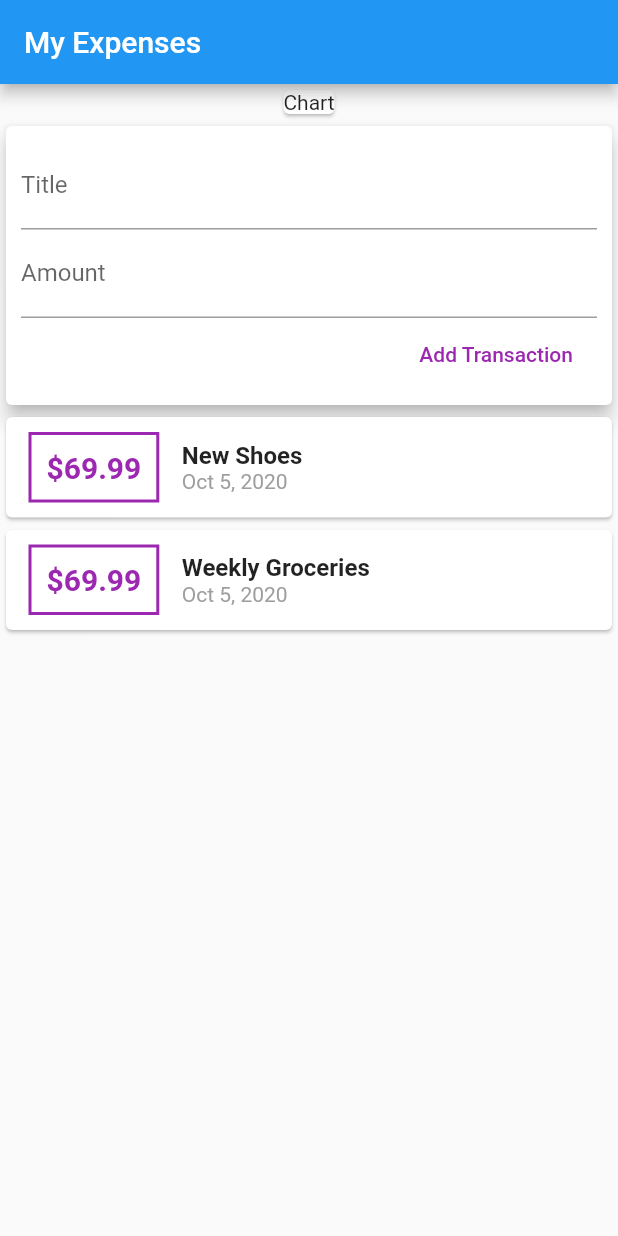
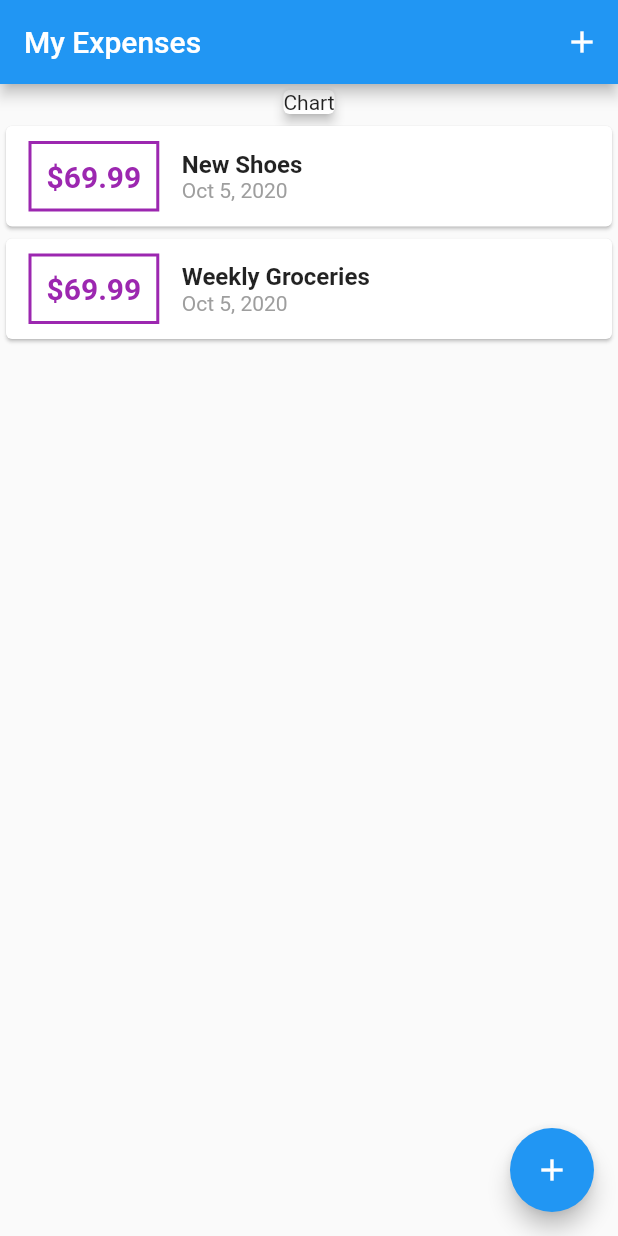
Before and after one commit to talhaSaqib/Flutter-Academind-Practice, a Flutter app: the screen it shows after launch, on a phone screen of 412 x 824 dp. Run offline on Flutter 3.47's test engine with Material 2 defaults, Android fonts, the phone set to English and light mode, and no system bars.

Commit message:
folder 4, video 28

```diff
--- a/Practice Projects/my_expenses/lib/main.dart
+++ b/Practice Projects/my_expenses/lib/main.dart
@@ -1,5 +1,7 @@
 import 'package:flutter/material.dart';
-import './widgets/user_transaction.dart';
+import './widgets/new_transaction.dart';
+import './widgets/transaction_list.dart';
+import './models/transaction.dart';
 
 void main() => runApp(MyApp());
 
@@ -10,22 +12,80 @@ class MyApp extends StatelessWidget {
   }
 }
 
-class MyHomePage extends StatelessWidget {
+class MyHomePage extends StatefulWidget {
+  @override
+  _MyHomePageState createState() => _MyHomePageState();
+}
+
+class _MyHomePageState extends State<MyHomePage> {
+  final List<Transaction> _userTransactions = [
+    Transaction(
+      id: 't1',
+      title: 'New Shoes',
+      amount: 69.99,
+      date: DateTime.now(),
+    ),
+    Transaction(
+      id: 't2',
+      title: 'Weekly Groceries',
+      amount: 69.99,
+      date: DateTime.now(),
+    ),
+  ];
+
+  void _addNewTransaction(String title, double amount) {
+    final newTx = Transaction(
+      title: title,
+      amount: amount,
+      date: DateTime.now(),
+      id: DateTime.now().toString(),
+    );
+
+    setState(() {
+      _userTransactions.add(newTx);
+    });
+  }
+
+  void _startAddNewTransaction(BuildContext ctx) {
+    showModalBottomSheet(
+      context: ctx,
+      builder: (_) {
+        return GestureDetector(
+          child: NewTransaction(_addNewTransaction),
+          onTap: () {},
+          behavior: HitTestBehavior.opaque,
+        );
+      },
+    );
+  }
+
   @override
   Widget build(BuildContext context) {
     return Scaffold(
       appBar: AppBar(
         title: Text('My Expenses'),
+        actions: <Widget>[
+          IconButton(
+            icon: Icon(Icons.add),
+            onPressed: () => _startAddNewTransaction(context),
+          )
+        ],
       ),
       body: SingleChildScrollView(
         child: Column(
           children: <Widget>[
             Card(
               child: Text('Chart'),
+              elevation: 3,
             ),
-            UserTransactions()
+            TransactionList(_userTransactions),
           ],
         ),
+      ),
+      floatingActionButtonLocation: FloatingActionButtonLocation.endFloat,
+      floatingActionButton: FloatingActionButton(
+        child: Icon(Icons.add),
+        onPressed: () => _startAddNewTransaction(context),
       ),
     );
   }
--- a/Practice Projects/my_expenses/lib/widgets/transaction_list.dart
+++ b/Practice Projects/my_expenses/lib/widgets/transaction_list.dart
@@ -11,9 +11,8 @@ class TransactionList extends StatelessWidget {
   Widget build(BuildContext context) {
     return Container(
       height: 300,
-      child: SingleChildScrollView(
-        child: Column(
-          children: transactions.map((tx) {
+      child: ListView.builder(
+        itemBuilder: (ctx, index) {
           return Card(
             child: Row(children: <Widget>[
               Container(
@@ -23,7 +22,7 @@ class TransactionList extends StatelessWidget {
                   border: Border.all(color: Colors.purple, width: 2),
                 ),
                 child: Text(
-                    '\$${tx.amount}',
+                  '\$${transactions[index].amount.toStringAsFixed(2)}',
                   style: TextStyle(
                       fontWeight: FontWeight.bold,
                       fontSize: 20,
@@ -34,22 +33,22 @@ class TransactionList extends StatelessWidget {
                 crossAxisAlignment: CrossAxisAlignment.start,
                 children: <Widget>[
                   Text(
-                      tx.title,
+                    transactions[index].title,
                     style: TextStyle(
                       fontSize: 16,
                       fontWeight: FontWeight.bold,
                     ),
                   ),
                   Text(
-                      DateFormat.yMMMd().format(tx.date),
+                    DateFormat.yMMMd().format(transactions[index].date),
                     style: TextStyle(color: Colors.grey),
                   )
                 ],
               )
             ]),
           );
-          }).toList(),
-        ),
+        },
+        itemCount: transactions.length,
       ),
     );
   }
--- a/Practice Projects/my_expenses/lib/widgets/user_transaction.dart
+++ /dev/null
@@ -1,49 +0,0 @@
-import 'package:flutter/material.dart';
-import './transaction_list.dart';
-import './new_transaction.dart';
-import '../models/transaction.dart';
-
-class UserTransactions extends StatefulWidget {
-  @override
-  _UserTransactionsState createState() => _UserTransactionsState();
-}
-
-class _UserTransactionsState extends State<UserTransactions> {
-  final List<Transaction> _userTransactions = [
-    Transaction(
-      id: 't1',
-      title: 'New Shoes',
-      amount: 69.99,
-      date: DateTime.now(),
-    ),
-    Transaction(
-      id: 't2',
-      title: 'Weekly Groceries',
-      amount: 69.99,
-      date: DateTime.now(),
-    ),
-  ];
-
-  void _addNewTransaction(String title, double amount) {
-    final newTx = Transaction(
-      title: title,
-      amount: amount,
-      date: DateTime.now(),
-      id: DateTime.now().toString(),
-    );
-
-    setState(() {
-      _userTransactions.add(newTx);
-    });
-  }
-
-  @override
-  Widget build(BuildContext context) {
-    return Column(
-      children: <Widget>[
-        NewTransaction(_addNewTransaction),
-        TransactionList(_userTransactions),
-      ],
-    );
-  }
-}
```
Also changed, not shown: Practice Projects/my_expenses/lib/widgets/new_transaction.dart (+18 -6 lines). Lines whose indentation alone changed are shown as unchanged.
